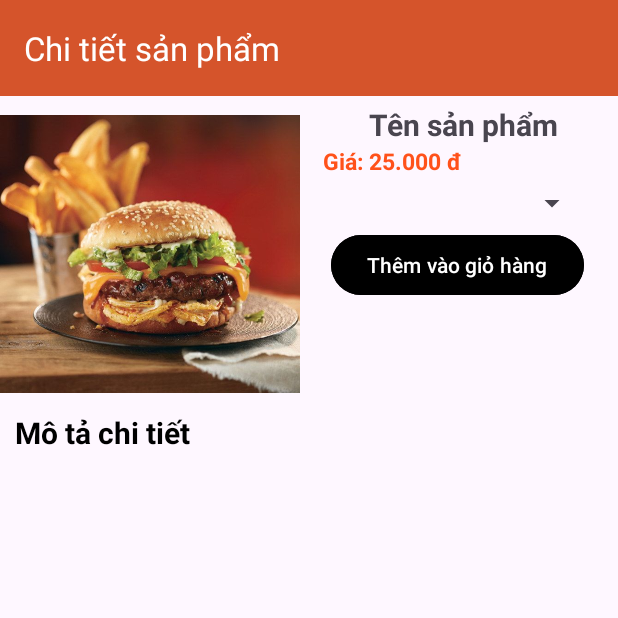
After one commit to Nguyennhuttan2004/DoAn-MobileApp, an Android app: the ChiTietActivity screen opened directly, with no data from a screen before it, on a phone screen of 412 x 824 dp, the top half of it. The commit adds this screen. Run offline under Robolectric (Android 15) with nearby library versions, the phone set to English and light mode, and no system bars.

Commit message:
chi tiet sp

```diff
--- a/app/src/main/AndroidManifest.xml
+++ b/app/src/main/AndroidManifest.xml
@@ -13,6 +13,9 @@
         android:theme="@style/Theme.DoAnMobileApp"
         tools:targetApi="31">
         <activity
+            android:name=".ChiTietActivity"
+            android:exported="false" />
+        <activity
             android:name=".MainActivity"
             android:exported="true">
             <intent-filter>
--- /dev/null
+++ b/app/src/main/java/com/example/doan_mobileapp/ChiTietActivity.java
@@ -0,0 +1,14 @@
+package com.example.doan_mobileapp;
+
+import androidx.appcompat.app.AppCompatActivity;
+
+import android.os.Bundle;
+
+public class ChiTietActivity extends AppCompatActivity {
+
+    @Override
+    protected void onCreate(Bundle savedInstanceState) {
+        super.onCreate(savedInstanceState);
+        setContentView(R.layout.activity_chi_tiet);
+    }
+}
--- /dev/null
+++ b/app/src/main/res/layout/activity_chi_tiet.xml
@@ -0,0 +1,101 @@
+<?xml version="1.0" encoding="utf-8"?>
+<androidx.constraintlayout.widget.ConstraintLayout xmlns:android="http://schemas.android.com/apk/res/android"
+    xmlns:app="http://schemas.android.com/apk/res-auto"
+    xmlns:tools="http://schemas.android.com/tools"
+    android:layout_width="match_parent"
+    android:layout_height="match_parent"
+    tools:context=".ChiTietActivity">
+    <androidx.appcompat.widget.Toolbar
+        android:id="@+id/toolBar"
+        android:layout_width="match_parent"
+        android:layout_height="?attr/actionBarSize"
+        android:background="@color/orange"
+        app:layout_constraintEnd_toEndOf="parent"
+        app:layout_constraintStart_toStartOf="parent"
+        app:layout_constraintTop_toTopOf="parent"
+        app:title="Chi tiết sản phẩm"
+        app:titleTextColor="@color/white" />
+    <LinearLayout
+        android:id="@+id/layout1"
+        android:orientation="horizontal"
+        android:layout_marginTop="5dp"
+        app:layout_constraintTop_toBottomOf="@id/toolBar"
+        android:layout_width="match_parent"
+        android:layout_height="wrap_content">
+        <ImageView
+            android:src="@drawable/hamburger"
+            android:layout_width="200dp"
+            android:layout_height="200dp"/>
+        <LinearLayout
+            android:orientation="vertical"
+            android:layout_marginLeft="5dp"
+            android:layout_width="match_parent"
+            android:layout_height="match_parent">
+            <TextView
+                android:id="@+id/txtTensp"
+                android:text="Tên sản phẩm"
+                android:gravity="center"
+                android:textSize="20sp"
+                android:textStyle="bold"
+                android:layout_width="match_parent"
+                android:layout_height="wrap_content"/>
+            <TextView
+                android:id="@+id/txtGiasp"
+                android:text="Giá: 25.000 đ"
+                android:layout_marginLeft="10dp"
+                android:textColor="@color/orange2"
+                android:textSize="15sp"
+                android:textStyle="bold"
+                android:layout_width="match_parent"
+                android:layout_height="wrap_content"/>
+            <Spinner
+                android:id="@+id/spinner1"
+                android:layout_width="match_parent"
+                android:layout_height="wrap_content"
+                android:layout_marginStart="20dp"
+                android:layout_marginEnd="20dp"
+                android:layout_marginTop="5dp"/>
+
+            <Button
+                android:id="@+id/btnThemvaogiohang"
+                android:layout_width="wrap_content"
+                android:layout_height="wrap_content"
+                android:text="Thêm vào giỏ hàng"
+                android:backgroundTint="@color/black"
+                android:layout_marginStart="15dp"
+                android:layout_marginEnd="15dp"
+                android:layout_marginTop="5dp"/>
+        </LinearLayout>
+    </LinearLayout>
+    <LinearLayout
+        app:layout_constraintTop_toBottomOf="@id/layout1"
+        app:layout_constraintBottom_toBottomOf="parent"
+        android:orientation="vertical"
+        android:layout_marginTop="5dp"
+        android:layout_width="match_parent"
+        android:layout_height="0dp">
+        <TextView
+            android:text="Mô tả chi tiết"
+            android:layout_marginLeft="10dp"
+            android:textColor="@color/black"
+            android:textSize="20sp"
+            android:textStyle="bold"
+            android:layout_width="match_parent"
+            android:layout_height="wrap_content"/>
+        <ScrollView
+            android:layout_width="match_parent"
+            android:layout_height="wrap_content">
+            <TextView
+                android:id="@+id/txtMotachitiet"
+                android:layout_marginLeft="10dp"
+                android:textColor="@color/black"
+                android:textStyle="bold"
+                android:layout_width="match_parent"
+                android:layout_height="wrap_content"/>
+        </ScrollView>
+
+
+
+
+    </LinearLayout>
+</androidx.constraintlayout.widget.ConstraintLayout>
--- a/app/src/main/res/values/colors.xml
+++ b/app/src/main/res/values/colors.xml
@@ -2,4 +2,6 @@
 <resources>
     <color name="black">#FF000000</color>
     <color name="white">#FFFFFFFF</color>
+    <color name="orange">#D5542B</color>
+    <color name="orange2">#FF511A</color>
 </resources>
```
Also changed, not shown: app/src/main/res/drawable/hamburger.jpg (added).
